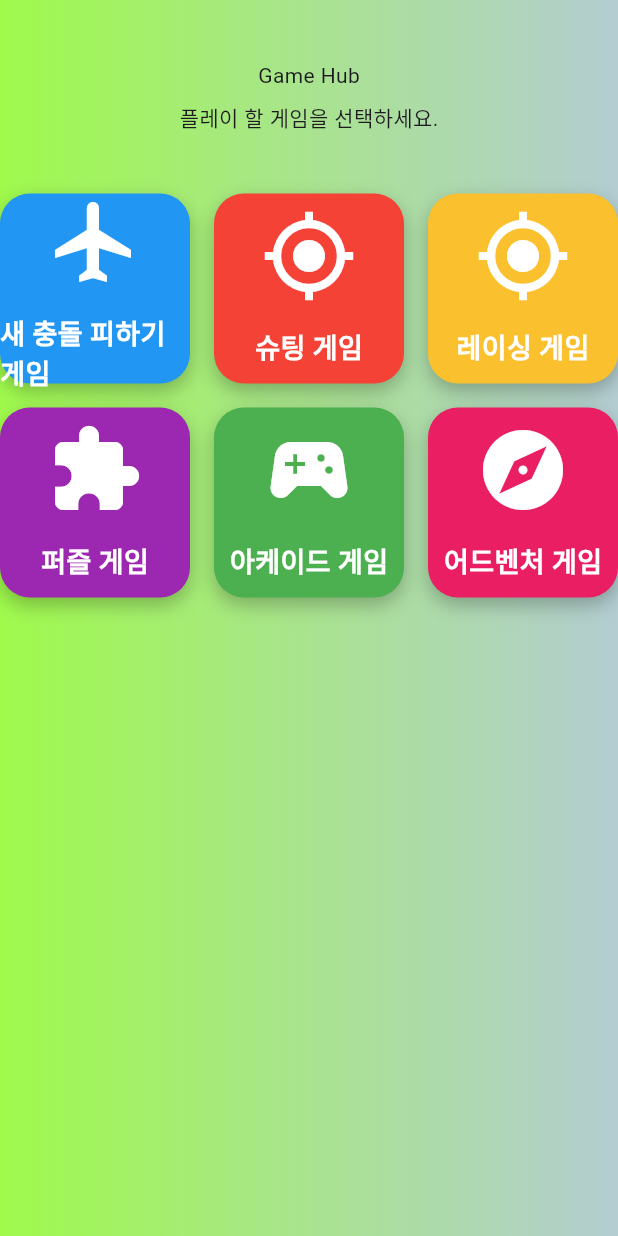
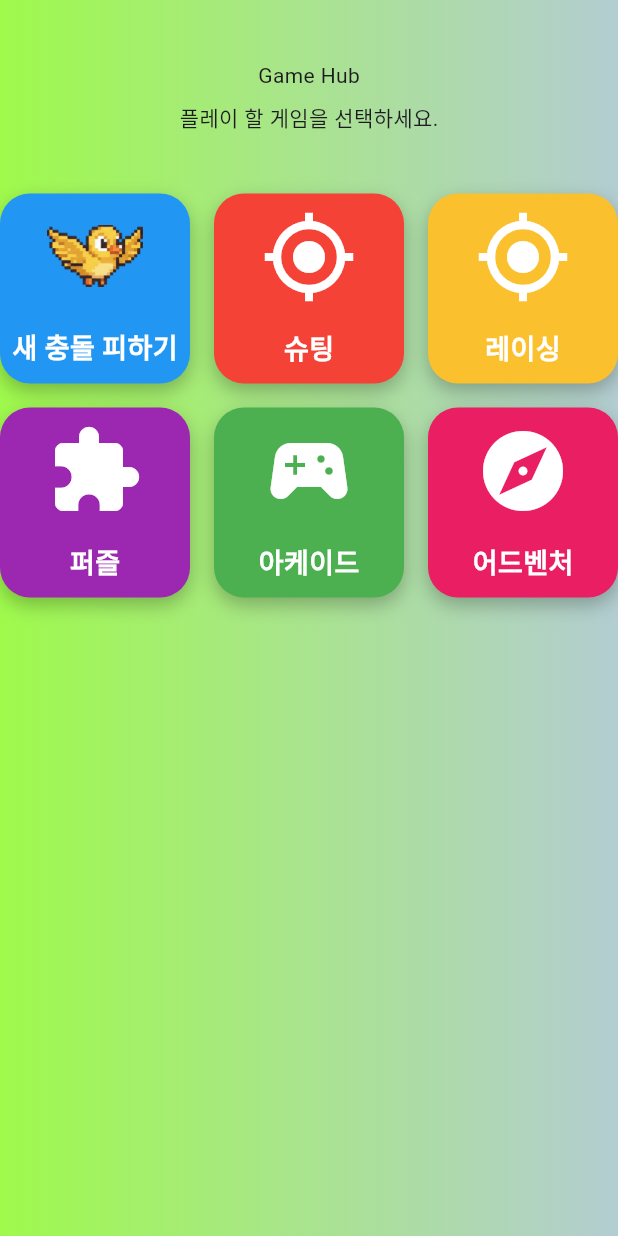
Before and after one commit to yeonhee-cho/game_workspace, a Flutter app: the screen it shows after launch, on a phone screen of 412 x 824 dp. Run offline on Flutter 3.47's test engine with Material 3 defaults, Android fonts, the phone set to English and light mode, and no system bars; our stand-ins replace flutter_dotenv, go_router.

Commit message:
game 상태 관리

```diff
--- a/lib/common/app_router.dart
+++ b/lib/common/app_router.dart
@@ -1,4 +1,4 @@
-import 'package:game_workspace/screens/game_screen.dart';
+import 'package:game_workspace/screens/bird_fluffy_screen.dart';
 import 'package:game_workspace/screens/main_screen.dart';
 import 'package:go_router/go_router.dart';
 
@@ -13,6 +13,22 @@ class AppRouter {
         path: '/',
         builder: (context, state) => MainScreen()
       ),
+
+      // builder => MainScreen 을 보여줄 것이다 라고 쓸 때는 retrun 생략 가능
+      // builder { 특정 기능들 작성 마지막으로 return MainScreen } 결론적으로 return 스크린을 보여줄 것이다.
+      // return 생략 가능
+      GoRoute(
+        path: '/flappy',
+        builder: (context, state) {
+          // state.extra = GoRouter 가 화면 이동할 때 추가 데이터를 전달하는 공간
+          // 타입이 ? 일경우 모든 타입이 우선 가능하다.!! null 일 수도 있다.
+          // state.extra 로 넘어온 데이터를 GameItem 타입 또는 null 타입으로 변환해줘요.
+          // 변환처리된 결과를 BirdFluffyScreen 에서 gameItem 이라는 명칭으로 활용하겠어요
+          final game = state.extra as GameItem?;
+          return BirdFluffyScreen(gameId: 'flappy', gameItem: game);
+        }
+      ),
+      /*
       GoRoute(
         path: '/game/:id',
         builder: (context, state) {
@@ -21,6 +37,7 @@ class AppRouter {
           return BirdFluffyScreen(gameId: id, gameItem: game);
         }
       )
+      */
     ]
   );
 }
--- a/lib/main.dart
+++ b/lib/main.dart
@@ -1,7 +1,8 @@
 import 'package:flutter/material.dart';
+import 'package:game_workspace/common/app_router.dart';
 import 'package:game_workspace/screens/main_screen.dart';
 import 'package:provider/provider.dart';
-import 'package:game_workspace/providers/game_provider.dart';
+import 'package:game_workspace/providers/bird_fluffy_provider.dart';
 /*
  * main() 함수 작성
  */
@@ -16,18 +17,10 @@ class MyApp extends StatelessWidget {
   @override
   Widget build(BuildContext context) {
     return ChangeNotifierProvider(
-      create: (_) => GameProvider(),
+      create: (_) => BirdFluffyProvider(),
 
-      child: MaterialApp(
-          debugShowCheckedModeBanner: false,
-          // home: GameScreen(),
-          home: Center(
-            child: Container(
-              // width: 400, // 모바일 가로 크기
-              // height: 800, // 모바일 세로 크기
-              child: const MainScreen(),
-            ),
-          )
+      child: MaterialApp.router(
+        routerConfig: AppRouter.router,
       ),
     );
   }
--- a/lib/models/game_item.dart
+++ b/lib/models/game_item.dart
@@ -6,14 +6,20 @@ class GameItem {
   final String id;
   final String name;
   final Color color;
-  final IconData icon;
+  // final IconData icon;
+  final IconData? icon;
+  final String? imageAsset;
 
   GameItem(
     {
       required this.id,
       required this.name,
       required this.color,
-      required this.icon
+      // required this.icon, // -> final IconData icon;
+      this.icon, // -> final IconData? icon;
+      // 선택사항으로 데이터를 넣어주는 변수 공간으로
+      // undefined 가 생길 수 있기 째문에 null 상태는 명시적으로 null 처리
+      this.imageAsset // 기본적으로 null 상태
     }
   );
 }
--- a/lib/providers/game_provider.dart
+++ b/lib/providers/bird_fluffy_provider.dart
@@ -5,7 +5,7 @@ import 'dart:async';
 
 import 'package:flutter/cupertino.dart';
 
-class GameProvider extends ChangeNotifier{
+class BirdFluffyProvider extends ChangeNotifier{
   // ====================== 게임 상태 변수들 ======================
   // 새의 Y축 위치 (-1 :  화면 최상단, 0 : 중앙, 1 : 화면 최하단)
   double birdY = 0;
--- a/lib/services/game_service.dart
+++ b/lib/services/game_service.dart
@@ -1,4 +1,5 @@
 import 'package:flutter/material.dart';
+import 'package:game_workspace/constants/game_assets.dart';
 
 import '../models/game_item.dart';
 
@@ -7,37 +8,38 @@ class GameService {
     return [
       GameItem(
           id: 'flappy',
-          name: '새 충돌 피하기 게임',
+          name: '새 충돌 피하기',
           color: Colors.blue,
-          icon: Icons.flight
+          imageAsset: GameAssets.birdFluffyLoading
+          // icon: Icons.flight
       ),
       GameItem(
           id: 'shooter',
-          name: '슈팅 게임',
+          name: '슈팅',
           color: Colors.red,
           icon: Icons.gps_fixed
       ),
       GameItem(
           id: 'racing',
-          name: '레이싱 게임',
+          name: '레이싱',
           color: Colors.yellow.shade700,
           icon: Icons.gps_fixed
       ),
       GameItem(
           id: 'puzzle',
-          name: '퍼즐 게임',
+          name: '퍼즐',
           color: Colors.purple,
           icon: Icons.extension
       ),
       GameItem(
           id: 'arcade',
-          name: '아케이드 게임',
+          name: '아케이드',
           color: Colors.green,
           icon: Icons.sports_esports
       ),
       GameItem(
           id: 'adventure',
-          name: '어드벤처 게임',
+          name: '어드벤처',
           color: Colors.pink,
           icon: Icons.explore
       ),
--- a/lib/widgets/bird_fluffy/barrier_widget.dart
+++ b/lib/widgets/bird_fluffy/barrier_widget.dart
@@ -2,14 +2,14 @@ import 'package:flutter/material.dart';
 import 'package:provider/provider.dart';
 
 import '../../constants/game_assets.dart';
-import '../../providers/game_provider.dart';
+import '../../providers/bird_fluffy_provider.dart';
 
 class BarrierWidget extends StatelessWidget {
   const BarrierWidget({super.key});
 
   @override
   Widget build(BuildContext context) {
-    final game = context.watch<GameProvider>();
+    final game = context.watch<BirdFluffyProvider>();
 
     return Stack(
       children: [
--- a/lib/widgets/bird_fluffy/bird_widget.dart
+++ b/lib/widgets/bird_fluffy/bird_widget.dart
@@ -2,14 +2,14 @@ import 'package:flutter/material.dart';
 import 'package:provider/provider.dart';
 
 import '../../constants/game_assets.dart';
-import '../../providers/game_provider.dart';
+import '../../providers/bird_fluffy_provider.dart';
 
 class BirdWidget extends StatelessWidget {
   const BirdWidget({super.key});
 
   @override
   Widget build(BuildContext context) {
-    final game = context.watch<GameProvider>(); // 게임 상태 확인
+    final game = context.watch<BirdFluffyProvider>(); // 게임 상태 확인
     final birdY = game.birdY;
 
     return AnimatedContainer(
--- a/lib/widgets/bird_fluffy/game_over_listener.dart
+++ b/lib/widgets/bird_fluffy/game_over_listener.dart
@@ -1,7 +1,7 @@
 import 'package:flutter/material.dart';
 import 'package:provider/provider.dart';
 
-import '../../providers/game_provider.dart';
+import '../../providers/bird_fluffy_provider.dart';
 
 // 게임 오버를 감지하고 다이얼로그를 표시하는 위젯 완성하기
 //
@@ -26,7 +26,7 @@ class _GameOverListenerState extends State<GameOverListener> {
 
   @override
   Widget build(BuildContext context) {
-    final game = context.watch<GameProvider>();
+    final game = context.watch<BirdFluffyProvider>();
 
     // 1: 게임 오버 감지
     // _wasGameStarted가 true이고 game.gameStarted가 false이면 게임 오버
@@ -44,7 +44,7 @@ class _GameOverListenerState extends State<GameOverListener> {
     return const SizedBox.shrink();
   }
 
-  void _showGameOverDialog(BuildContext context, GameProvider game) {
+  void _showGameOverDialog(BuildContext context, BirdFluffyProvider game) {
     String msg;
 
     // 2: 게임 종료 이유 판단
--- a/lib/widgets/bird_fluffy/score_widget.dart
+++ b/lib/widgets/bird_fluffy/score_widget.dart
@@ -1,7 +1,7 @@
 import 'package:flutter/material.dart';
 import 'package:provider/provider.dart';
 
-import '../../providers/game_provider.dart';
+import '../../providers/bird_fluffy_provider.dart';
 
 // 점수를 표시하는 위젯
 // 게임 시작 전에는 탭하여 시작, 게임 중에는 현재 점수 표시
@@ -10,7 +10,7 @@ class ScoreWidget extends StatelessWidget {
 
   @override
   Widget build(BuildContext context) {
-    final game = context.watch<GameProvider>();
+    final game = context.watch<BirdFluffyProvider>();
 
     return Expanded(
       flex: 2,
--- a/lib/widgets/game_card.dart
+++ b/lib/widgets/game_card.dart
@@ -32,6 +32,15 @@ class GameCard extends StatelessWidget {
         child: Column(
           mainAxisAlignment: MainAxisAlignment.center,
           children: [
+            if(game.imageAsset != null)
+              // 게임 이미지
+              Image.asset(
+                game.imageAsset!,
+                width: 64,
+                height: 64,
+                fit: BoxFit.contain
+              ),
+            if(game.icon != null)
               // 게임 아이콘
               Icon(
                 game.icon,
@@ -42,7 +51,7 @@ class GameCard extends StatelessWidget {
             // 게임 이름
             Text(
                 game.name,
-                style: TextStyle(
+                style: const TextStyle(
                   fontSize: 18,
                   fontWeight: FontWeight.bold,
                   color: Colors.white
--- a/pubspec.yaml
+++ b/pubspec.yaml
@@ -36,8 +36,9 @@ flutter:
 
   assets:
     - assets/images/ #assets 폴더 내부 images 폴더 내의 모든 파일 사용
+    - assets/images/bird_fluffy/
+  # assets을 추가하면 pub get 으로 반드시 추가된 세팅이 반영될 수 있도록 해주어야 한다.
 
-  # assets을 추가하면 pub get 으로 반드시 추가된 세팅이 반영될 수 있도록 해주어야 한다.
   fonts:
     - family: Pretendard
       fonts:
```
Also changed, not shown: lib/screens/bird_fluffy_screen.dart (renamed from lib/screens/game_screen.dart, +10 -10 lines). Lines whose indentation alone changed are shown as unchanged.
